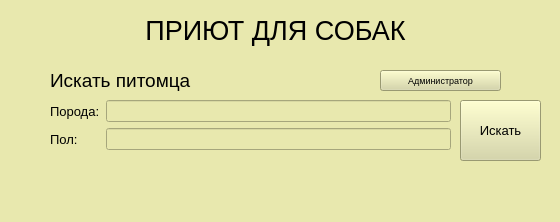
First picture: the form in dog_shelter_designer.ui, repository dimondg/dog_shelter, before the edit.
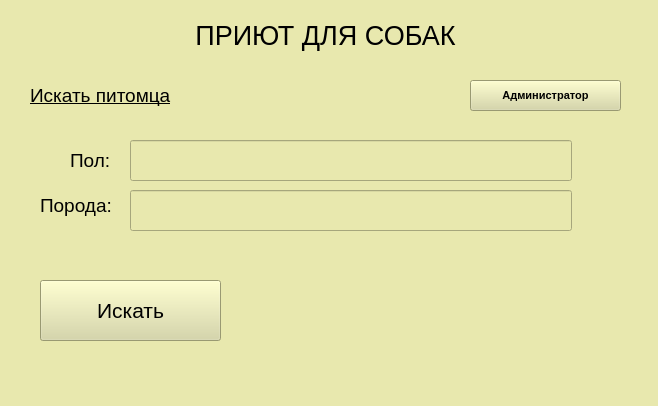
Second picture: the form after the edit.

Diff of the .ui file:
```diff
--- a/dog_shelter_designer.ui
+++ b/dog_shelter_designer.ui
@@ -6,8 +6,8 @@
    <rect>
     <x>0</x>
     <y>0</y>
-    <width>560</width>
-    <height>222</height>
+    <width>658</width>
+    <height>406</height>
    </rect>
   </property>
   <property name="windowTitle">
@@ -20,10 +20,10 @@
    <widget class="QLabel" name="label">
     <property name="geometry">
      <rect>
-      <x>120</x>
+      <x>170</x>
       <y>10</y>
       <width>311</width>
-      <height>41</height>
+      <height>51</height>
      </rect>
     </property>
     <property name="font">
@@ -46,75 +46,34 @@
    <widget class="QLabel" name="label_2">
     <property name="geometry">
      <rect>
-      <x>50</x>
-      <y>60</y>
+      <x>30</x>
+      <y>70</y>
       <width>181</width>
-      <height>41</height>
+      <height>51</height>
      </rect>
     </property>
     <property name="font">
      <font>
       <pointsize>14</pointsize>
+      <underline>true</underline>
      </font>
     </property>
     <property name="text">
      <string>Искать питомца</string>
     </property>
    </widget>
-   <widget class="QWidget" name="formLayoutWidget">
-    <property name="geometry">
-     <rect>
-      <x>50</x>
-      <y>100</y>
-      <width>401</width>
-      <height>61</height>
-     </rect>
-    </property>
-    <layout class="QFormLayout" name="formLayout">
-     <item row="0" column="0">
-      <widget class="QLabel" name="label_3">
-       <property name="font">
-        <font>
-         <pointsize>10</pointsize>
-        </font>
-       </property>
-       <property name="text">
-        <string>Порода:</string>
-       </property>
-      </widget>
-     </item>
-     <item row="1" column="0">
-      <widget class="QLabel" name="label_4">
-       <property name="font">
-        <font>
-         <pointsize>10</pointsize>
-        </font>
-       </property>
-       <property name="text">
-        <string>Пол:</string>
-       </property>
-      </widget>
-     </item>
-     <item row="0" column="1">
-      <widget class="QLineEdit" name="breed_edit"/>
-     </item>
-     <item row="1" column="1">
-      <widget class="QLineEdit" name="gender_edit"/>
-     </item>
-    </layout>
-   </widget>
    <widget class="QPushButton" name="btn_search">
     <property name="geometry">
      <rect>
-      <x>460</x>
-      <y>100</y>
-      <width>81</width>
+      <x>40</x>
+      <y>280</y>
+      <width>181</width>
       <height>61</height>
      </rect>
     </property>
     <property name="font">
      <font>
-      <pointsize>10</pointsize>
+      <pointsize>16</pointsize>
      </font>
     </property>
     <property name="styleSheet">
@@ -127,15 +86,17 @@
    <widget class="QPushButton" name="pushButton_2">
     <property name="geometry">
      <rect>
-      <x>380</x>
-      <y>70</y>
-      <width>121</width>
-      <height>21</height>
+      <x>470</x>
+      <y>80</y>
+      <width>151</width>
+      <height>31</height>
      </rect>
     </property>
     <property name="font">
      <font>
-      <pointsize>7</pointsize>
+      <pointsize>8</pointsize>
+      <weight>75</weight>
+      <bold>true</bold>
      </font>
     </property>
     <property name="styleSheet">
@@ -145,6 +106,72 @@
      <string>Администратор</string>
     </property>
    </widget>
+   <widget class="QLabel" name="lbl_gender">
+    <property name="geometry">
+     <rect>
+      <x>70</x>
+      <y>140</y>
+      <width>51</width>
+      <height>41</height>
+     </rect>
+    </property>
+    <property name="font">
+     <font>
+      <pointsize>14</pointsize>
+     </font>
+    </property>
+    <property name="text">
+     <string>Пол:</string>
+    </property>
+   </widget>
+   <widget class="QLabel" name="lbl_breed">
+    <property name="geometry">
+     <rect>
+      <x>40</x>
+      <y>180</y>
+      <width>91</width>
+      <height>51</height>
+     </rect>
+    </property>
+    <property name="font">
+     <font>
+      <pointsize>14</pointsize>
+     </font>
+    </property>
+    <property name="text">
+     <string>Порода:</string>
+    </property>
+   </widget>
+   <widget class="QLineEdit" name="breed_edit">
+    <property name="geometry">
+     <rect>
+      <x>130</x>
+      <y>190</y>
+      <width>442</width>
+      <height>41</height>
+     </rect>
+    </property>
+    <property name="font">
+     <font>
+      <pointsize>11</pointsize>
+     </font>
+    </property>
+   </widget>
+   <widget class="QLineEdit" name="gender_edit">
+    <property name="geometry">
+     <rect>
+      <x>130</x>
+      <y>140</y>
+      <width>442</width>
+      <height>41</height>
+     </rect>
+    </property>
+    <property name="font">
+     <font>
+      <pointsize>11</pointsize>
+     </font>
+    </property>
+   </widget>
   </widget>
   <widget class="QMenuBar" name="menubar">
    <property name="geometry">
```
Left out of the diff: 8 changed lines with no effect on the pictures.
